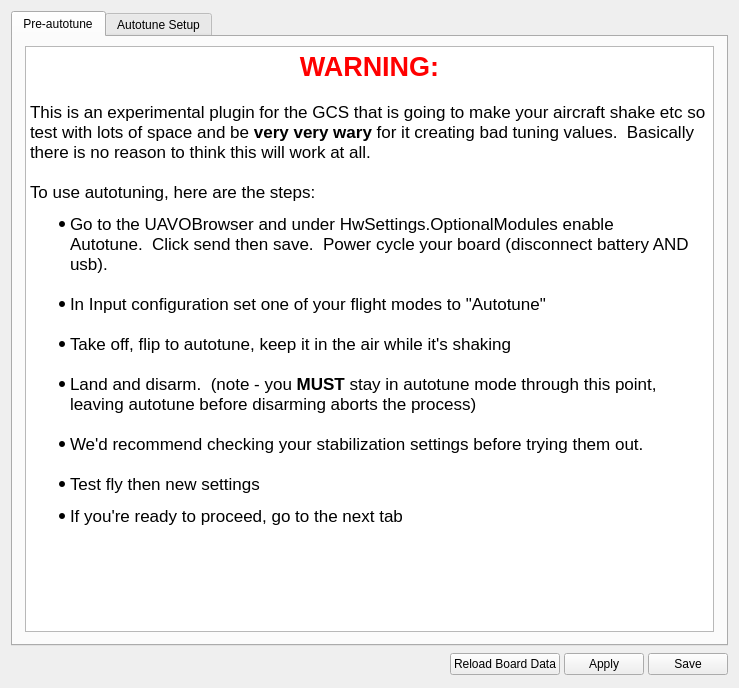
Qt form ground/openpilotgcs/src/plugins/config/autotune.ui (openpilot/OpenPilot) before a commit.
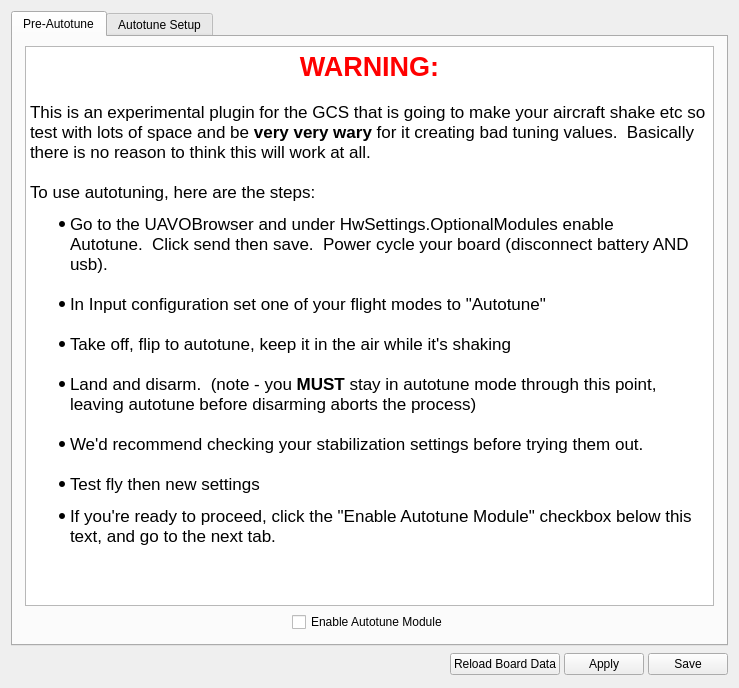
The same form after that commit.

Commit message: added the auto tune checkbox, changed the wording on the pre-autotune page

```diff
--- a/ground/openpilotgcs/src/plugins/config/autotune.ui
+++ b/ground/openpilotgcs/src/plugins/config/autotune.ui
@@ -30,9 +30,9 @@
      </property>
      <widget class="QWidget" name="Preautotune_tab">
       <attribute name="title">
-       <string>Pre-autotune</string>
+       <string>Pre-Autotune</string>
       </attribute>
-      <layout class="QVBoxLayout" name="verticalLayout_4">
+      <layout class="QGridLayout" name="gridLayout_5">
        <property name="leftMargin">
         <number>12</number>
        </property>
@@ -42,7 +42,33 @@
        <property name="bottomMargin">
         <number>12</number>
        </property>
-       <item>
+       <item row="1" column="0">
+        <spacer name="horizontalSpacer_4">
+         <property name="orientation">
+          <enum>Qt::Horizontal</enum>
+         </property>
+         <property name="sizeHint" stdset="0">
+          <size>
+           <width>40</width>
+           <height>20</height>
+          </size>
+         </property>
+        </spacer>
+       </item>
+       <item row="1" column="2">
+        <spacer name="horizontalSpacer_5">
+         <property name="orientation">
+          <enum>Qt::Horizontal</enum>
+         </property>
+         <property name="sizeHint" stdset="0">
+          <size>
+           <width>40</width>
+           <height>20</height>
+          </size>
+         </property>
+        </spacer>
+       </item>
+       <item row="0" column="0" colspan="3">
         <widget class="QTextEdit" name="textEdit">
          <property name="frameShape">
           <enum>QFrame::StyledPanel</enum>
@@ -64,7 +90,17 @@
 &lt;li style=&quot; margin-top:0px; margin-bottom:0px; margin-left:0px; margin-right:0px; -qt-block-indent:0; text-indent:0px;&quot;&gt;Land and disarm.  (note - you &lt;span style=&quot; font-weight:600;&quot;&gt;MUST&lt;/span&gt; stay in autotune mode through this point, leaving autotune before disarming aborts the process)&lt;br /&gt;&lt;/li&gt;
 &lt;li style=&quot; margin-top:0px; margin-bottom:0px; margin-left:0px; margin-right:0px; -qt-block-indent:0; text-indent:0px;&quot;&gt;We'd recommend checking your stabilization settings before trying them out. &lt;br /&gt;&lt;/li&gt;
 &lt;li style=&quot; margin-top:0px; margin-bottom:12px; margin-left:0px; margin-right:0px; -qt-block-indent:0; text-indent:0px;&quot;&gt;Test fly then new settings&lt;/li&gt;
-&lt;li style=&quot; margin-top:0px; margin-bottom:12px; margin-left:0px; margin-right:0px; -qt-block-indent:0; text-indent:0px;&quot;&gt;If you're ready to proceed, go to the next tab&lt;/li&gt;&lt;/ul&gt;&lt;/body&gt;&lt;/html&gt;</string>
+&lt;li style=&quot; margin-top:0px; margin-bottom:12px; margin-left:0px; margin-right:0px; -qt-block-indent:0; text-indent:0px;&quot;&gt;If you're ready to proceed, click the &amp;quot;Enable Autotune Module&amp;quot; checkbox below this text, and go to the next tab.&lt;/li&gt;&lt;/ul&gt;&lt;/body&gt;&lt;/html&gt;</string>
+         </property>
+        </widget>
+       </item>
+       <item row="1" column="1">
+        <widget class="QCheckBox" name="enableAutoTune">
+         <property name="text">
+          <string>Enable Autotune Module</string>
+         </property>
+         <property name="checkable">
+          <bool>true</bool>
          </property>
         </widget>
        </item>
```
